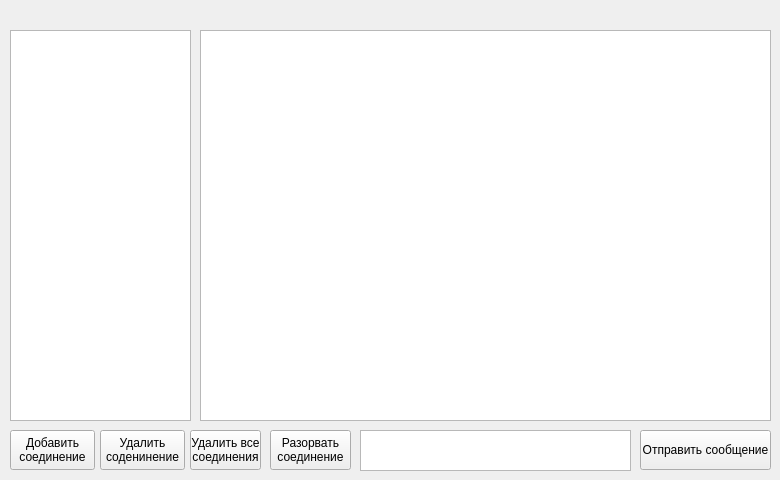
Old version of the form mainwindow.ui in the repository JazzmanDV/Course_chat.
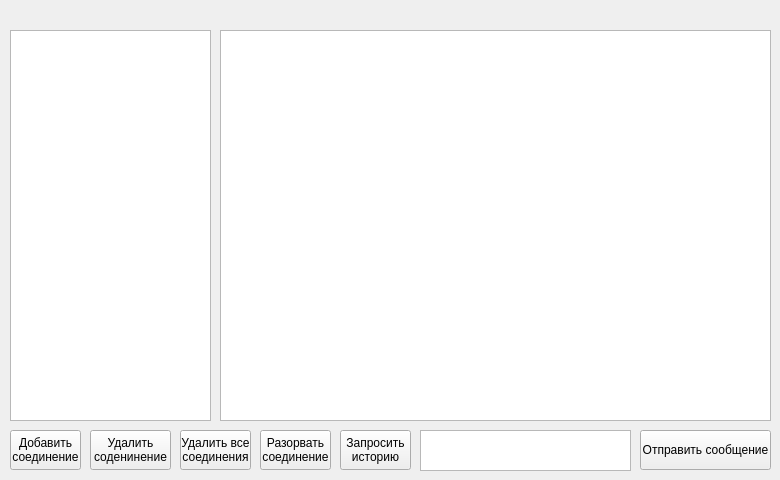
New version of the form.

Diff of the .ui file:
```diff
--- a/mainwindow.ui
+++ b/mainwindow.ui
@@ -37,16 +37,10 @@
      <rect>
       <x>10</x>
       <y>430</y>
-      <width>85</width>
+      <width>71</width>
       <height>40</height>
      </rect>
     </property>
-    <property name="minimumSize">
-     <size>
-      <width>85</width>
-      <height>40</height>
-     </size>
-    </property>
     <property name="text">
      <string>Добавить
 соединение</string>
@@ -58,18 +52,12 @@
    <widget class="QPushButton" name="delContactBtn">
     <property name="geometry">
      <rect>
-      <x>100</x>
+      <x>90</x>
       <y>430</y>
-      <width>85</width>
+      <width>81</width>
       <height>40</height>
      </rect>
     </property>
-    <property name="minimumSize">
-     <size>
-      <width>85</width>
-      <height>40</height>
-     </size>
-    </property>
     <property name="text">
      <string>Удалить
 соденинение</string>
@@ -78,7 +66,7 @@
    <widget class="QPushButton" name="delAllContactsBtn">
     <property name="geometry">
      <rect>
-      <x>190</x>
+      <x>180</x>
       <y>430</y>
       <width>71</width>
       <height>40</height>
@@ -127,9 +115,9 @@
    <widget class="QPlainTextEdit" name="inputArea">
     <property name="geometry">
      <rect>
-      <x>360</x>
+      <x>420</x>
       <y>430</y>
-      <width>271</width>
+      <width>211</width>
       <height>41</height>
      </rect>
     </property>
@@ -140,9 +128,9 @@
     </property>
     <property name="geometry">
      <rect>
-      <x>200</x>
+      <x>220</x>
       <y>30</y>
-      <width>571</width>
+      <width>551</width>
       <height>391</height>
      </rect>
     </property>
@@ -155,7 +143,7 @@
      <rect>
       <x>10</x>
       <y>30</y>
-      <width>181</width>
+      <width>201</width>
       <height>391</height>
      </rect>
     </property>
@@ -163,9 +151,9 @@
    <widget class="QPushButton" name="disconnectBtn">
     <property name="geometry">
      <rect>
-      <x>270</x>
+      <x>260</x>
       <y>430</y>
-      <width>81</width>
+      <width>71</width>
       <height>40</height>
      </rect>
     </property>
@@ -174,6 +162,20 @@
 соединение</string>
     </property>
    </widget>
+   <widget class="QPushButton" name="historyRequestBtn">
+    <property name="geometry">
+     <rect>
+      <x>340</x>
+      <y>430</y>
+      <width>71</width>
+      <height>40</height>
+     </rect>
+    </property>
+    <property name="text">
+     <string>Запросить
+историю</string>
+    </property>
+   </widget>
   </widget>
  </widget>
  <resources/>
```
